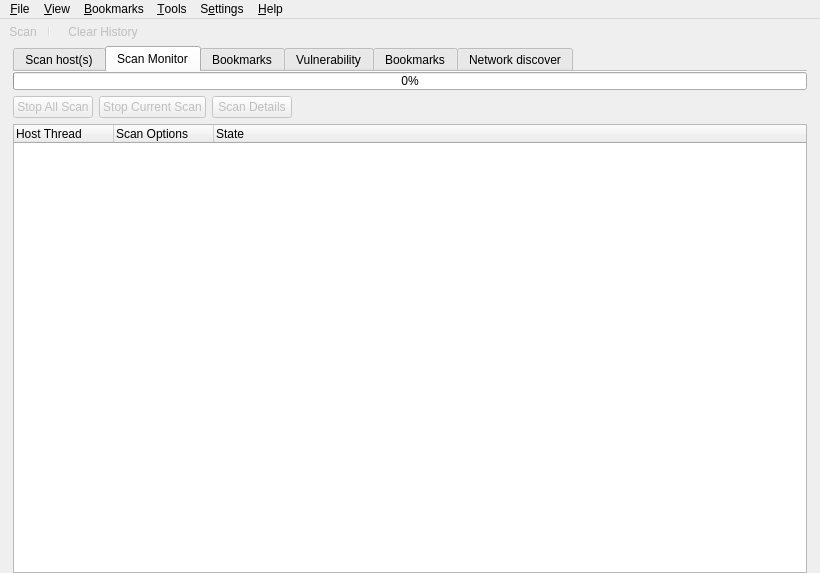
nmapsi4/nmapsi4, file src/app/ui/mainwindow.ui: the form before one commit.
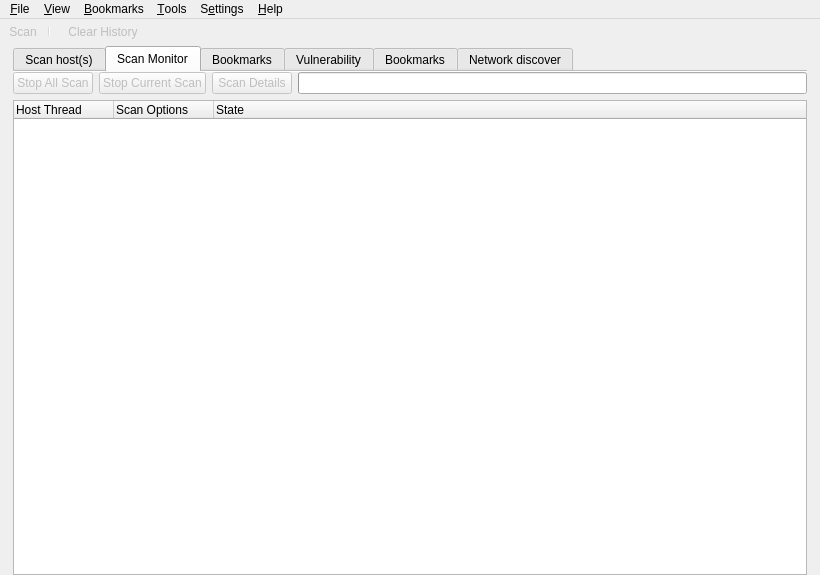
The form after the commit. The open tabs and pages were chosen to show the change. Icons and pictures are not drawn.

Commit message: fix monitor progress bar.

Patch:
```diff
--- a/src/app/ui/mainwindow.ui
+++ b/src/app/ui/mainwindow.ui
@@ -11,7 +11,7 @@
     <x>0</x>
     <y>0</y>
     <width>820</width>
-    <height>573</height>
+    <height>575</height>
    </rect>
   </property>
   <property name="sizePolicy">
@@ -933,31 +933,6 @@
         <property name="margin">
          <number>0</number>
         </property>
-        <item>
-         <widget class="QProgressBar" name="progressScan">
-          <property name="sizePolicy">
-           <sizepolicy hsizetype="Expanding" vsizetype="Fixed">
-            <horstretch>0</horstretch>
-            <verstretch>18</verstretch>
-           </sizepolicy>
-          </property>
-          <property name="minimumSize">
-           <size>
-            <width>0</width>
-            <height>18</height>
-           </size>
-          </property>
-          <property name="maximumSize">
-           <size>
-            <width>16777215</width>
-            <height>18</height>
-           </size>
-          </property>
-          <property name="value">
-           <number>0</number>
-          </property>
-         </widget>
-        </item>
         <item>
          <layout class="QHBoxLayout" name="horizontalLayout_10">
           <item>
@@ -1003,17 +978,32 @@
            </widget>
           </item>
           <item>
-           <spacer name="horizontalSpacer_5">
-            <property name="orientation">
-             <enum>Qt::Horizontal</enum>
+           <widget class="QProgressBar" name="scanProgressBar">
+            <property name="sizePolicy">
+             <sizepolicy hsizetype="Expanding" vsizetype="Fixed">
+              <horstretch>0</horstretch>
+              <verstretch>0</verstretch>
+             </sizepolicy>
             </property>
-            <property name="sizeHint" stdset="0">
+            <property name="minimumSize">
              <size>
               <width>0</width>
               <height>0</height>
              </size>
             </property>
-           </spacer>
+            <property name="maximumSize">
+             <size>
+              <width>16777215</width>
+              <height>16777215</height>
+             </size>
+            </property>
+            <property name="value">
+             <number>0</number>
+            </property>
+            <property name="textVisible">
+             <bool>false</bool>
+            </property>
+           </widget>
           </item>
          </layout>
         </item>
```
Left out of the diff: 2 changed lines with no effect on the pictures. The commit also changes 3 other files.
